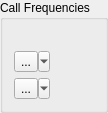
First picture: the form in mqt/MqtLogger/runbuttonsframe.ui, repository Rsclub22/Minos2-Mirror, before the edit.
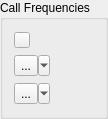
Second picture: the form after the edit.

Commit message: Proper connected indicator; clear return freq when you tune off the run frequency (as you can  no longer reurn there!)

The edit to the form file:
```diff
--- a/mqt/MqtLogger/runbuttonsframe.ui
+++ b/mqt/MqtLogger/runbuttonsframe.ui
@@ -7,7 +7,7 @@
     <x>0</x>
     <y>0</y>
     <width>108</width>
-    <height>89</height>
+    <height>119</height>
    </rect>
   </property>
   <property name="windowTitle">
@@ -18,9 +18,30 @@
   </property>
   <layout class="QVBoxLayout" name="verticalLayout">
    <item>
+    <layout class="QHBoxLayout" name="horizontalLayout">
+     <item>
+      <widget class="QPushButton" name="radioStatusIndicator">
+       <property name="sizePolicy">
+        <sizepolicy hsizetype="Fixed" vsizetype="Fixed">
+         <horstretch>0</horstretch>
+         <verstretch>0</verstretch>
+        </sizepolicy>
+       </property>
+       <property name="maximumSize">
+        <size>
+         <width>16</width>
+         <height>16</height>
+        </size>
+       </property>
+       <property name="text">
+        <string/>
+       </property>
+      </widget>
+     </item>
+     <item>
     <widget class="QLabel" name="freqDisplay">
      <property name="sizePolicy">
-      <sizepolicy hsizetype="Preferred" vsizetype="Maximum">
+        <sizepolicy hsizetype="Preferred" vsizetype="Fixed">
        <horstretch>0</horstretch>
        <verstretch>0</verstretch>
       </sizepolicy>
@@ -29,6 +50,8 @@
       <string/>
      </property>
     </widget>
+     </item>
+    </layout>
    </item>
    <item>
     <widget class="QToolButton" name="RunButton1">
```
Lines whose indentation alone changed are shown as unchanged. The commit also changes 2 other files.
